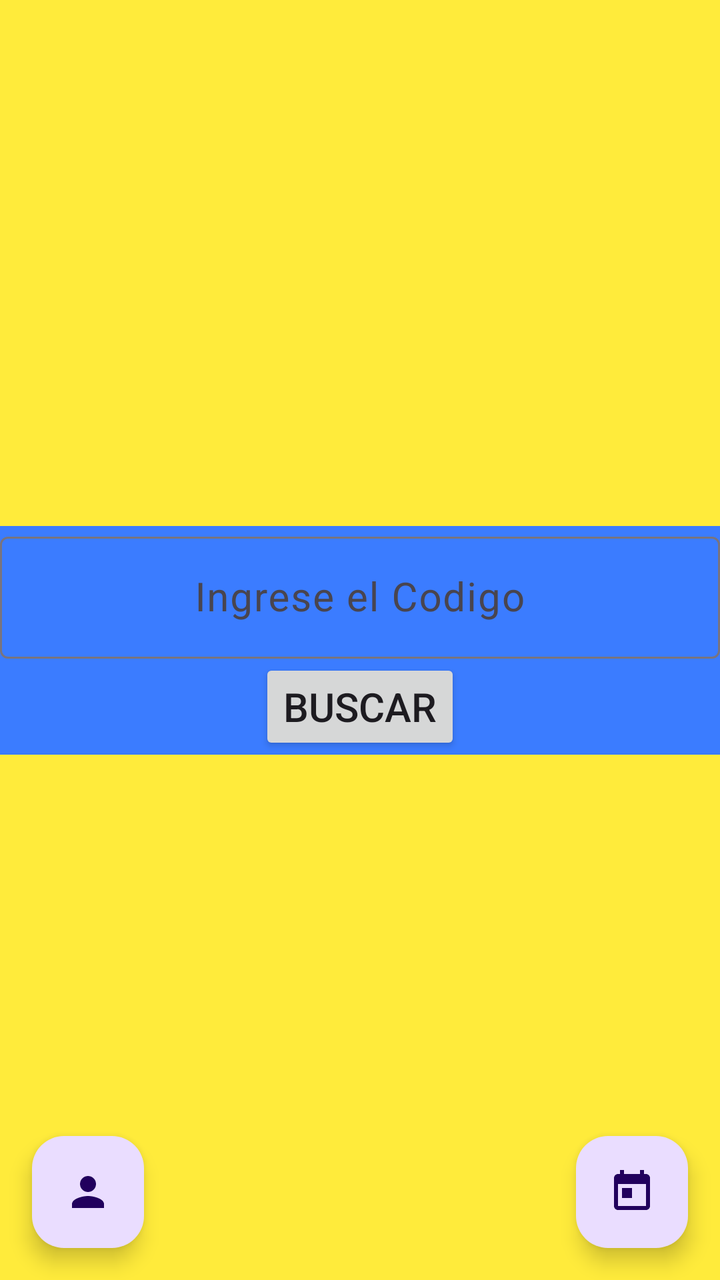
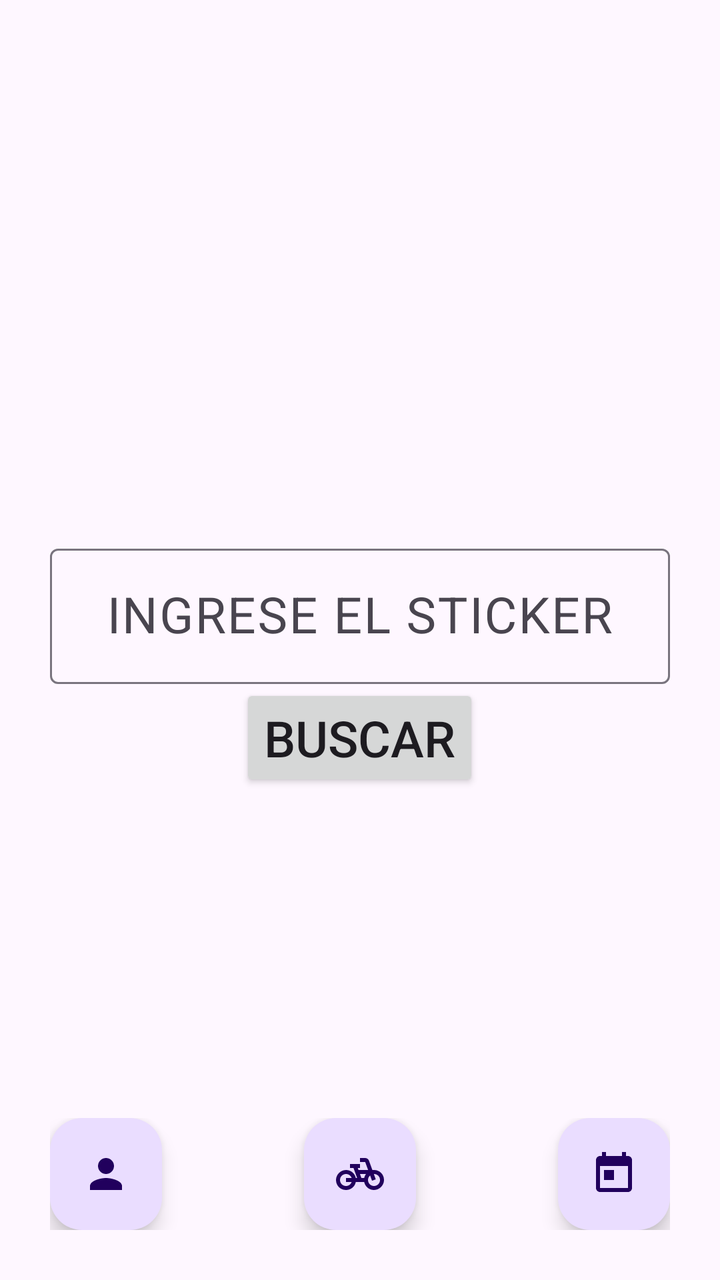

Screens rendered from an Android XML layout before and after an edit, with the pre-edit source and the edit as a unified diff.
<!-- AndroidManifest.xml: activity theme Theme.MOTOS -->
<!-- res/layout/activity_main.xml -->
<?xml version="1.0" encoding="utf-8"?>
<androidx.constraintlayout.widget.ConstraintLayout xmlns:android="http://schemas.android.com/apk/res/android"
    xmlns:app="http://schemas.android.com/apk/res-auto"
    xmlns:tools="http://schemas.android.com/tools"
    android:layout_width="match_parent"
    android:layout_height="match_parent"
    android:layout_margin="20dp"
    android:background="#FFEB3B"
    android:fitsSystemWindows="true"
    android:gravity="center"
    android:orientation="vertical"
    tools:context=".MainActivity">

    <LinearLayout
        android:layout_width="match_parent"
        android:layout_height="wrap_content"
        android:layout_gravity="center"
        android:background="#3B7CFF"
        android:orientation="vertical"
        app:layout_constraintBottom_toBottomOf="parent"
        app:layout_constraintEnd_toEndOf="parent"
        app:layout_constraintStart_toStartOf="parent"
        app:layout_constraintTop_toTopOf="parent">

        <com.google.android.material.textfield.TextInputLayout
            android:layout_width="match_parent"
            android:layout_height="wrap_content"
            android:layout_gravity="center"
            android:hint="Ingrese el Codigo">

            <com.google.android.material.textfield.TextInputEditText
                android:id="@+id/codigo"
                android:layout_width="match_parent"
                android:layout_height="wrap_content"
                android:gravity="center"
                android:inputType="text"
                android:textSize="20dp" />
        </com.google.android.material.textfield.TextInputLayout>

        <LinearLayout
            android:layout_width="match_parent"
            android:layout_height="wrap_content"
            android:gravity="center"
            android:orientation="horizontal">

            <Button
                android:id="@+id/btnRegistrarse"
                android:layout_width="wrap_content"
                android:layout_height="wrap_content"
                android:enabled="true"
                android:text="BUSCAR"
                android:textSize="20dp" />
        </LinearLayout>
    </LinearLayout>

    <com.google.android.material.floatingactionbutton.FloatingActionButton
        android:id="@+id/floatingActionButton2"
        android:layout_width="wrap_content"
        android:layout_height="wrap_content"
        android:layout_marginStart="16dp"
        android:layout_marginBottom="16dp"
        android:clickable="true"
        app:layout_constraintBottom_toBottomOf="parent"
        app:layout_constraintStart_toStartOf="parent"
        app:srcCompat="@drawable/baseline_person_24" />

    <com.google.android.material.floatingactionbutton.FloatingActionButton
        android:id="@+id/floatingActionButton3"
        android:layout_width="wrap_content"
        android:layout_height="wrap_content"
        android:layout_marginEnd="16dp"
        android:layout_marginBottom="16dp"
        android:clickable="true"
        app:layout_constraintBottom_toBottomOf="parent"
        app:layout_constraintEnd_toEndOf="parent"
        app:srcCompat="@drawable/baseline_today_24" />


    
    
    
    
    
    
    


    


</androidx.constraintlayout.widget.ConstraintLayout>
<!-- resources referenced by this layout -->
<resources>
  <!-- drawable baseline_person_24 (drawable) -->
  <vector xmlns:android="http://schemas.android.com/apk/res/android" android:height="24dp" android:tint="#000000" android:viewportHeight="24" android:viewportWidth="24" android:width="24dp">
        
      <path android:fillColor="@android:color/white" android:pathData="M12,12c2.21,0 4,-1.79 4,-4s-1.79,-4 -4,-4 -4,1.79 -4,4 1.79,4 4,4zM12,14c-2.67,0 -8,1.34 -8,4v2h16v-2c0,-2.66 -5.33,-4 -8,-4z"/>
      
  </vector>
  <!-- drawable baseline_today_24 (drawable) -->
  <vector xmlns:android="http://schemas.android.com/apk/res/android" android:height="24dp" android:tint="#000000" android:viewportHeight="24" android:viewportWidth="24" android:width="24dp">
        
      <path android:fillColor="@android:color/white" android:pathData="M19,3h-1L18,1h-2v2L8,3L8,1L6,1v2L5,3c-1.11,0 -1.99,0.9 -1.99,2L3,19c0,1.1 0.89,2 2,2h14c1.1,0 2,-0.9 2,-2L21,5c0,-1.1 -0.9,-2 -2,-2zM19,19L5,19L5,8h14v11zM7,10h5v5L7,15z"/>
      
  </vector>
  <style name="Theme.MOTOS" parent="Base.Theme.MOTOS" />
  <style name="Base.Theme.MOTOS" parent="Theme.Material3.DayNight.NoActionBar">
          
          
      </style>
</resources>

<!-- the commit's change to res/layout/activity_main.xml (unified diff, before → after) -->
@@ -1,91 +1,76 @@
 <?xml version="1.0" encoding="utf-8"?>
-<androidx.constraintlayout.widget.ConstraintLayout xmlns:android="http://schemas.android.com/apk/res/android"
+<androidx.coordinatorlayout.widget.CoordinatorLayout xmlns:android="http://schemas.android.com/apk/res/android"
     xmlns:app="http://schemas.android.com/apk/res-auto"
     xmlns:tools="http://schemas.android.com/tools"
     android:layout_width="match_parent"
     android:layout_height="match_parent"
-    android:layout_margin="20dp"
-    android:background="#FFEB3B"
-    android:fitsSystemWindows="true"
-    android:gravity="center"
-    android:orientation="vertical"
     tools:context=".MainActivity">
 
+    
     <LinearLayout
         android:layout_width="match_parent"
-        android:layout_height="wrap_content"
-        android:layout_gravity="center"
-        android:background="#3B7CFF"
-        android:orientation="vertical"
-        app:layout_constraintBottom_toBottomOf="parent"
-        app:layout_constraintEnd_toEndOf="parent"
-        app:layout_constraintStart_toStartOf="parent"
-        app:layout_constraintTop_toTopOf="parent">
+        android:layout_height="match_parent"
+        android:layout_margin="25sp"
+        android:gravity="center"
+        android:orientation="vertical">
 
         <com.google.android.material.textfield.TextInputLayout
+            android:id="@+id/textInputLayout1"
             android:layout_width="match_parent"
             android:layout_height="wrap_content"
-            android:layout_gravity="center"
-            android:hint="Ingrese el Codigo">
+            android:layout_marginTop="25dp">
 
             <com.google.android.material.textfield.TextInputEditText
-                android:id="@+id/codigo"
+                android:id="@+id/txtCodigo"
                 android:layout_width="match_parent"
                 android:layout_height="wrap_content"
                 android:gravity="center"
+                android:hint="INGRESE EL STICKER"
                 android:inputType="text"
-                android:textSize="20dp" />
+                android:textSize="25sp" />
+
         </com.google.android.material.textfield.TextInputLayout>
 
-        <LinearLayout
-            android:layout_width="match_parent"
+        <Button
+            android:id="@+id/btnBuscar"
+            android:layout_width="wrap_content"
             android:layout_height="wrap_content"
-            android:gravity="center"
-            android:orientation="horizontal">
+            android:text="BUSCAR"
+            android:textSize="25sp" />
 
-            <Button
-                android:id="@+id/btnRegistrarse"
-                android:layout_width="wrap_content"
-                android:layout_height="wrap_content"
-                android:enabled="true"
-                android:text="BUSCAR"
-                android:textSize="20dp" />
-        </LinearLayout>
     </LinearLayout>
+    
+    <androidx.constraintlayout.widget.ConstraintLayout
+        android:layout_width="match_parent"
+        android:layout_height="wrap_content"
+        android:layout_gravity="bottom"
+        android:layout_margin="25sp">
 
-    <com.google.android.material.floatingactionbutton.FloatingActionButton
-        android:id="@+id/floatingActionButton2"
-        android:layout_width="wrap_content"
-        android:layout_height="wrap_content"
-        android:layout_marginStart="16dp"
-        android:layout_marginBottom="16dp"
-        android:clickable="true"
-        app:layout_constraintBottom_toBottomOf="parent"
-        app:layout_constraintStart_toStartOf="parent"
-        app:srcCompat="@drawable/baseline_person_24" />
+        <com.google.android.material.floatingactionbutton.FloatingActionButton
+            android:id="@+id/btnPersonas"
+            android:layout_width="wrap_content"
+            android:layout_height="wrap_content"
+            android:src="@drawable/baseline_person_24"
+            app:layout_constraintBottom_toBottomOf="parent"
+            app:layout_constraintStart_toStartOf="parent" />
 
-    <com.google.android.material.floatingactionbutton.FloatingActionButton
-        android:id="@+id/floatingActionButton3"
-        android:layout_width="wrap_content"
-        android:layout_height="wrap_content"
-        android:layout_marginEnd="16dp"
-        android:layout_marginBottom="16dp"
-        android:clickable="true"
-        app:layout_constraintBottom_toBottomOf="parent"
-        app:layout_constraintEnd_toEndOf="parent"
-        app:srcCompat="@drawable/baseline_today_24" />
+        <com.google.android.material.floatingactionbutton.FloatingActionButton
+            android:id="@+id/btnBike"
+            android:layout_width="wrap_content"
+            android:layout_height="wrap_content"
+            android:src="@drawable/baseline_bike_24"
+            app:layout_constraintBottom_toBottomOf="parent"
+            app:layout_constraintEnd_toEndOf="parent"
+            app:layout_constraintStart_toStartOf="parent" />
+
+        <com.google.android.material.floatingactionbutton.FloatingActionButton
+            android:id="@+id/btnToday"
+            android:layout_width="wrap_content"
+            android:layout_height="wrap_content"
+            android:src="@drawable/baseline_today_24"
+            app:layout_constraintBottom_toBottomOf="parent"
+            app:layout_constraintEnd_toEndOf="parent" />
 
 
-    
-    
-    
-    
-    
-    
-    
-
-
-    
-
-
-</androidx.constraintlayout.widget.ConstraintLayout>
+    </androidx.constraintlayout.widget.ConstraintLayout>
+</androidx.coordinatorlayout.widget.CoordinatorLayout>
<!-- resource entries referenced after the edit -->
@@ -1,5 +1,11 @@
 <!-- resources referenced by this layout -->
 <resources>
+  <!-- drawable baseline_bike_24 (drawable) -->
+  <vector xmlns:android="http://schemas.android.com/apk/res/android" android:height="24dp" android:tint="#000000" android:viewportHeight="24" android:viewportWidth="24" android:width="24dp">
+        
+      <path android:fillColor="@android:color/white" android:pathData="M18.18,10l-1.7,-4.68C16.19,4.53 15.44,4 14.6,4H12v2h2.6l1.46,4h-4.81l-0.36,-1H12V7H7v2h1.75l1.82,5H9.9c-0.44,-2.23 -2.31,-3.88 -4.65,-3.99C2.45,9.87 0,12.2 0,15c0,2.8 2.2,5 5,5c2.46,0 4.45,-1.69 4.9,-4h4.2c0.44,2.23 2.31,3.88 4.65,3.99c2.8,0.13 5.25,-2.19 5.25,-5c0,-2.8 -2.2,-5 -5,-5H18.18zM7.82,16c-0.4,1.17 -1.49,2 -2.82,2c-1.68,0 -3,-1.32 -3,-3s1.32,-3 3,-3c1.33,0 2.42,0.83 2.82,2H5v2H7.82zM14.1,14h-1.4l-0.73,-2H15C14.56,12.58 14.24,13.25 14.1,14zM19,18c-1.68,0 -3,-1.32 -3,-3c0,-0.93 0.41,-1.73 1.05,-2.28l0.96,2.64l1.88,-0.68l-0.97,-2.67c0.03,0 0.06,-0.01 0.09,-0.01c1.68,0 3,1.32 3,3S20.68,18 19,18z"/>
+      
+  </vector>
   <!-- drawable baseline_person_24 (drawable) -->
   <vector xmlns:android="http://schemas.android.com/apk/res/android" android:height="24dp" android:tint="#000000" android:viewportHeight="24" android:viewportWidth="24" android:width="24dp">
         
